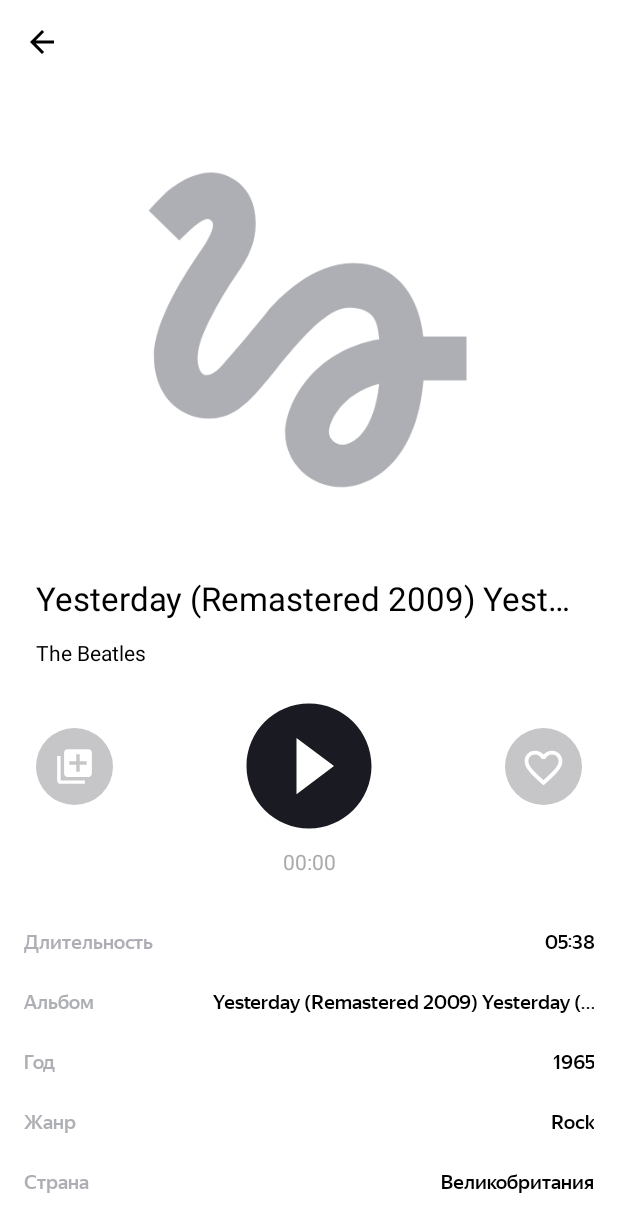
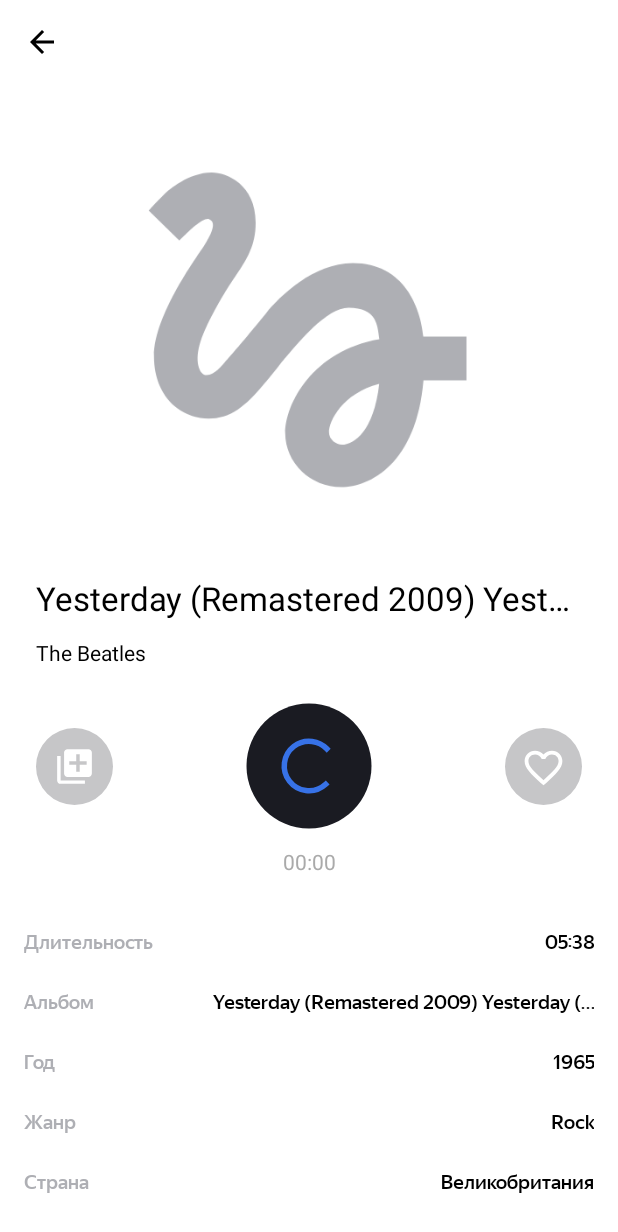
Before and after one commit to anonim-no/Playlist_Maker, an Android app: the layout activity_player.xml on its own in the app's theme, with its tools: preview values and no code run, on a phone screen of 412 x 824 dp. Shown: the top 1232 px of the screen. Run offline under Robolectric (Android 15) with nearby library versions, the phone set to English and light mode, and no system bars.

Commit message:
Реализовано воспроизведение на экране плеера: - добавлен прогресс бар подготовки трека к воспроизведению - добавлены кнопки паузы и пустые кнопки ожидания загрузки трека - реализована логика воспроизведения - стартовый таймер 00:00 вынесен в ресурсы - в модель трека добалено поле со ссылкой на демо кусок трека

```diff
--- a/app/src/main/java/com/example/playlistmaker/models/Track.kt
+++ b/app/src/main/java/com/example/playlistmaker/models/Track.kt
@@ -10,4 +10,5 @@ data class Track(
     val releaseDate: String, // Год релиза трека
     val primaryGenreName: String, // Жанр трека
     val country: String, // Страна исполнителя
+    val previewUrl: String,
 )
--- /dev/null
+++ b/app/src/main/res/drawable-night/ic_blank_button.xml
@@ -0,0 +1,9 @@
+<vector xmlns:android="http://schemas.android.com/apk/res/android"
+    android:width="84dp"
+    android:height="84dp"
+    android:viewportWidth="84"
+    android:viewportHeight="84">
+  <path
+      android:pathData="M42,0.333C19,0.333 0.333,19 0.333,42C0.333,65 19,83.667 42,83.667C65,83.667 83.667,65 83.667,42C83.667,19 65,0.333 42,0.333Z"
+      android:fillColor="#ffffff"/>
+</vector>
--- /dev/null
+++ b/app/src/main/res/drawable/ic_blank_button.xml
@@ -0,0 +1,9 @@
+<vector xmlns:android="http://schemas.android.com/apk/res/android"
+    android:width="84dp"
+    android:height="84dp"
+    android:viewportWidth="84"
+    android:viewportHeight="84">
+  <path
+      android:pathData="M42,0.333C19,0.333 0.333,19 0.333,42C0.333,65 19,83.667 42,83.667C65,83.667 83.667,65 83.667,42C83.667,19 65,0.333 42,0.333Z"
+      android:fillColor="#1A1B22"/>
+</vector>
--- a/app/src/main/res/layout/activity_player.xml
+++ b/app/src/main/res/layout/activity_player.xml
@@ -72,14 +72,24 @@
 
     <ImageView
         android:id="@+id/playButton"
-        android:layout_width="wrap_content"
-        android:layout_height="wrap_content"
+        android:layout_width="84dp"
+        android:layout_height="84dp"
         android:contentDescription="@string/play"
         android:layout_marginBottom="12dp"
         app:layout_constraintEnd_toStartOf="@+id/rightBorder"
         app:layout_constraintStart_toStartOf="@+id/leftBorder"
         app:layout_constraintBottom_toTopOf="@id/playingTime"
-        app:srcCompat="@drawable/ic_play" />
+        android:src="@drawable/ic_blank_button"/>
+
+    <ProgressBar
+        android:id="@+id/progressBar"
+        android:layout_width="44dp"
+        android:layout_height="44dp"
+        android:indeterminateTint="@color/progress_bar"
+        app:layout_constraintBottom_toBottomOf="@+id/playButton"
+        app:layout_constraintEnd_toEndOf="@+id/playButton"
+        app:layout_constraintStart_toStartOf="@+id/playButton"
+        app:layout_constraintTop_toTopOf="@+id/playButton" />
 
             <ImageView
                 android:id="@+id/playlistButton"
@@ -107,7 +117,7 @@
         android:layout_height="wrap_content"
         android:gravity="center"
         android:maxLines="1"
-        android:text="00:00"
+        android:text="@string/_00_00"
         android:textColor="@android:color/darker_gray"
         android:textSize="14sp"
         android:layout_marginBottom="24dp"
--- a/app/src/main/res/values/strings.xml
+++ b/app/src/main/res/values/strings.xml
@@ -36,4 +36,5 @@
     <string name="play">Воспроизвести</string>
     <string name="add_to_playlist">Добавить в плейлист</string>
     <string name="add_to_favorites">Добавить в избранное</string>
+    <string name="_00_00">00:00</string>
 </resources>
```
Also changed, not shown: app/src/main/java/com/example/playlistmaker/PlayerActivity.kt (+97 -2 lines), app/src/main/res/drawable-night/ic_pause.xml (added, +9 -0 lines), app/src/main/res/drawable/ic_pause.xml (added, +9 -0 lines).
